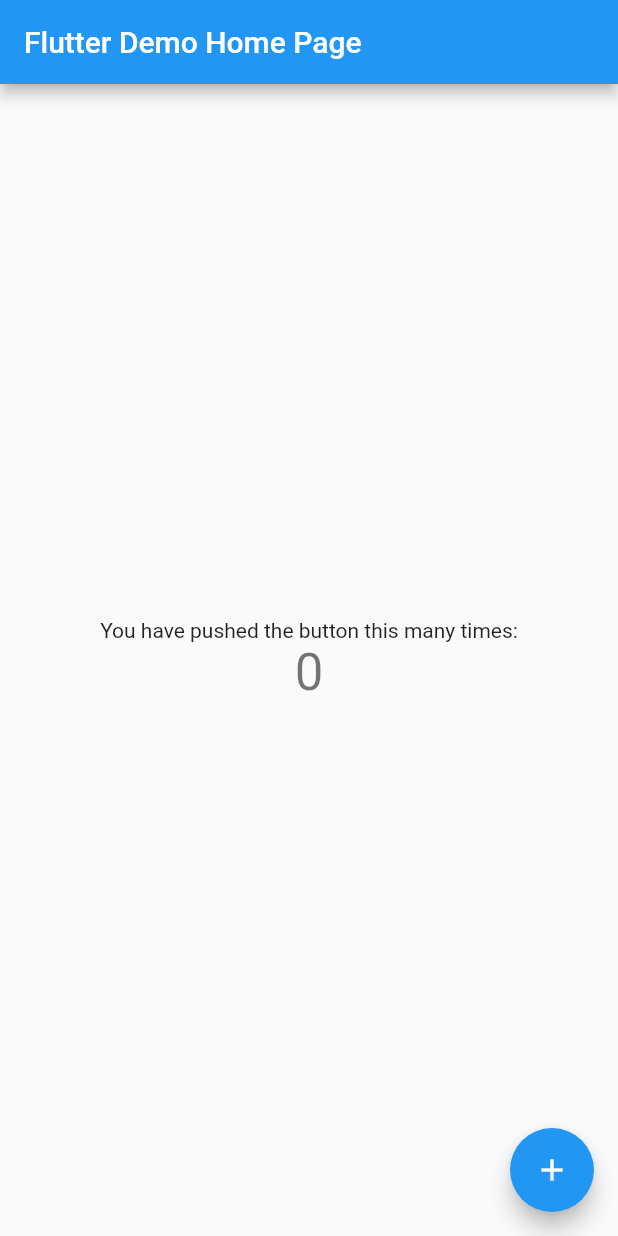
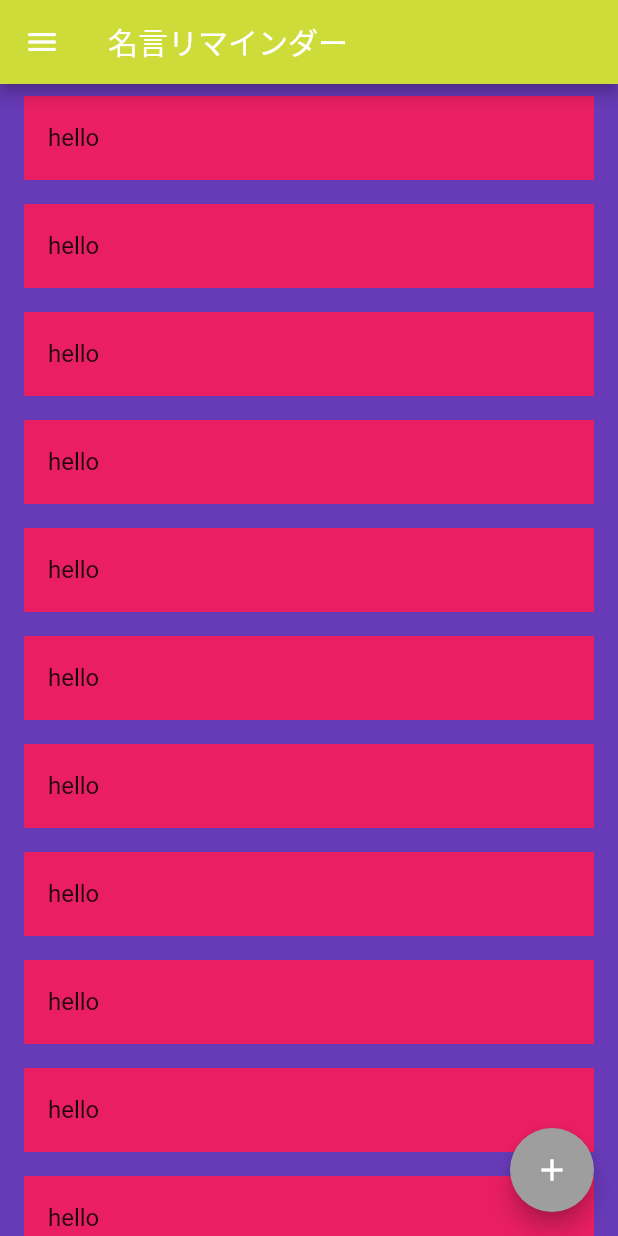
Before and after one commit to koki1126/meigen-reminder, a Flutter app: the screen it shows after launch, on a phone screen of 412 x 824 dp. Run offline on Flutter 3.47's test engine with Material 2 defaults, Android fonts, the phone set to English and light mode, and no system bars.

Commit message:
まとめてコミット

```diff
--- /dev/null
+++ b/lib/components/appbar.dart
@@ -0,0 +1,20 @@
+import 'package:flutter/material.dart';
+
+AppBar appBar() {
+  return AppBar(
+    backgroundColor: Colors.lime,
+    title: const Text('名言リマインダー'),
+    leading: Builder(
+      builder: (BuildContext context) {
+        return IconButton(
+          onPressed: () {
+            // Navigator.pushNamed(context, '/setting_screen');
+            // Navigator.pushNamed(context, '/drawer');
+            Scaffold.of(context).openDrawer();
+          },
+          icon: const Icon(Icons.menu),
+        );
+      },
+    ),
+  );
+}
--- /dev/null
+++ b/lib/components/drawer.dart
@@ -0,0 +1,34 @@
+import 'package:flutter/material.dart';
+
+class MainPageDrawer extends StatelessWidget {
+  const MainPageDrawer({Key? key}) : super(key: key);
+
+  @override
+  Widget build(BuildContext context) {
+    return Drawer(
+      child: ListView(
+        // Important: Remove any padding from the ListView.
+        padding: EdgeInsets.zero,
+        children: [
+          const SizedBox(
+            height: 150,
+            child: DrawerHeader(
+              decoration: BoxDecoration(
+                color: Colors.lime,
+              ),
+              child: Text('名言リマインダー'),
+            ),
+          ),
+          ListTile(
+            title: const Text('設定'),
+            onTap: () {
+              Navigator.pushNamed(context, '/setting_screen');
+              // Update the state of the app.
+              // ...
+            },
+          ),
+        ],
+      ),
+    );
+  }
+}
--- a/lib/main.dart
+++ b/lib/main.dart
@@ -1,4 +1,7 @@
 import 'package:flutter/material.dart';
+import 'screen/main_screen.dart';
+import 'screen/register_screen.dart';
+import 'screen/setting_screen.dart';
 
 void main() {
   runApp(const MyApp());
@@ -7,109 +10,16 @@ void main() {
 class MyApp extends StatelessWidget {
   const MyApp({Key? key}) : super(key: key);
 
-  // This widget is the root of your application.
   @override
   Widget build(BuildContext context) {
     return MaterialApp(
-      title: 'Flutter Demo',
-      theme: ThemeData(
-        // This is the theme of your application.
-        //
-        // Try running your application with "flutter run". You'll see the
-        // application has a blue toolbar. Then, without quitting the app, try
-        // changing the primarySwatch below to Colors.green and then invoke
-        // "hot reload" (press "r" in the console where you ran "flutter run",
-        // or simply save your changes to "hot reload" in a Flutter IDE).
-        // Notice that the counter didn't reset back to zero; the application
-        // is not restarted.
-        primarySwatch: Colors.blue,
-      ),
-      home: const MyHomePage(title: 'Flutter Demo Home Page'),
+      debugShowCheckedModeBanner: false,
+      initialRoute: '/',
+      routes: <String, WidgetBuilder>{
+        '/': (context) => const MainScreen(),
+        '/register_screen': (context) => const RegisterScreen(),
+        '/setting_screen': (context) => const SettingScreen(),
+      },
     );
   }
 }
-
-class MyHomePage extends StatefulWidget {
-  const MyHomePage({Key? key, required this.title}) : super(key: key);
-
-  // This widget is the home page of your application. It is stateful, meaning
-  // that it has a State object (defined below) that contains fields that affect
-  // how it looks.
-
-  // This class is the configuration for the state. It holds the values (in this
-  // case the title) provided by the parent (in this case the App widget) and
-  // used by the build method of the State. Fields in a Widget subclass are
-  // always marked "final".
-
-  final String title;
-
-  @override
-  State<MyHomePage> createState() => _MyHomePageState();
-}
-
-class _MyHomePageState extends State<MyHomePage> {
-  int _counter = 0;
-
-  void _incrementCounter() {
-    setState(() {
-      // This call to setState tells the Flutter framework that something has
-      // changed in this State, which causes it to rerun the build method below
-      // so that the display can reflect the updated values. If we changed
-      // _counter without calling setState(), then the build method would not be
-      // called again, and so nothing would appear to happen.
-      _counter++;
-    });
-  }
-
-  @override
-  Widget build(BuildContext context) {
-    // This method is rerun every time setState is called, for instance as done
-    // by the _incrementCounter method above.
-    //
-    // The Flutter framework has been optimized to make rerunning build methods
-    // fast, so that you can just rebuild anything that needs updating rather
-    // than having to individually change instances of widgets.
-    return Scaffold(
-      appBar: AppBar(
-        // Here we take the value from the MyHomePage object that was created by
-        // the App.build method, and use it to set our appbar title.
-        title: Text(widget.title),
-      ),
-      body: Center(
-        // Center is a layout widget. It takes a single child and positions it
-        // in the middle of the parent.
-        child: Column(
-          // Column is also a layout widget. It takes a list of children and
-          // arranges them vertically. By default, it sizes itself to fit its
-          // children horizontally, and tries to be as tall as its parent.
-          //
-          // Invoke "debug painting" (press "p" in the console, choose the
-          // "Toggle Debug Paint" action from the Flutter Inspector in Android
-          // Studio, or the "Toggle Debug Paint" command in Visual Studio Code)
-          // to see the wireframe for each widget.
-          //
-          // Column has various properties to control how it sizes itself and
-          // how it positions its children. Here we use mainAxisAlignment to
-          // center the children vertically; the main axis here is the vertical
-          // axis because Columns are vertical (the cross axis would be
-          // horizontal).
-          mainAxisAlignment: MainAxisAlignment.center,
-          children: <Widget>[
-            const Text(
-              'You have pushed the button this many times:',
-            ),
-            Text(
-              '$_counter',
-              style: Theme.of(context).textTheme.headline4,
-            ),
-          ],
-        ),
-      ),
-      floatingActionButton: FloatingActionButton(
-        onPressed: _incrementCounter,
-        tooltip: 'Increment',
-        child: const Icon(Icons.add),
-      ), // This trailing comma makes auto-formatting nicer for build methods.
-    );
-  }
-}
--- /dev/null
+++ b/lib/screen/main_screen.dart
@@ -0,0 +1,475 @@
+import 'package:flutter/material.dart';
+import 'package:meigen_reminder/components/appbar.dart';
+import 'package:meigen_reminder/components/drawer.dart';
+
+class MainScreen extends StatelessWidget {
+  const MainScreen({Key? key}) : super(key: key);
+
+  @override
+  Widget build(BuildContext context) {
+    return Scaffold(
+      appBar: appBar(),
+      backgroundColor: Colors.deepPurple,
+      drawer: const MainPageDrawer(),
+      body: ListView(
+        children: const [
+          Padding(
+            padding: EdgeInsets.symmetric(vertical: 8, horizontal: 16),
+            child: ListTile(
+              tileColor: Colors.pink,
+              title: Text('hello'),
+            ),
+          ),
+          Padding(
+            padding: EdgeInsets.symmetric(vertical: 8, horizontal: 16),
+            child: ListTile(
+              tileColor: Colors.pink,
+              title: Text('hello'),
+            ),
+          ),
+          Padding(
+            padding: EdgeInsets.symmetric(vertical: 8, horizontal: 16),
+            child: ListTile(
+              tileColor: Colors.pink,
+              title: Text('hello'),
+            ),
+          ),
+          Padding(
+            padding: EdgeInsets.symmetric(vertical: 8, horizontal: 16),
+            child: ListTile(
+              tileColor: Colors.pink,
+              title: Text('hello'),
+            ),
+          ),
+          Padding(
+            padding: EdgeInsets.symmetric(vertical: 8, horizontal: 16),
+            child: ListTile(
+              tileColor: Colors.pink,
+              title: Text('hello'),
+            ),
+          ),
+          Padding(
+            padding: EdgeInsets.symmetric(vertical: 8, horizontal: 16),
+            child: ListTile(
+              tileColor: Colors.pink,
+              title: Text('hello'),
+            ),
+          ),
+          Padding(
+            padding: EdgeInsets.symmetric(vertical: 8, horizontal: 16),
+            child: ListTile(
+              tileColor: Colors.pink,
+              title: Text('hello'),
+            ),
+          ),
+          Padding(
+            padding: EdgeInsets.symmetric(vertical: 8, horizontal: 16),
+            child: ListTile(
+              tileColor: Colors.pink,
+              title: Text('hello'),
+            ),
+          ),
+          Padding(
+            padding: EdgeInsets.symmetric(vertical: 8, horizontal: 16),
+            child: ListTile(
+              tileColor: Colors.pink,
+              title: Text('hello'),
+            ),
+          ),
+          Padding(
+            padding: EdgeInsets.symmetric(vertical: 8, horizontal: 16),
+            child: ListTile(
+              tileColor: Colors.pink,
+              title: Text('hello'),
+            ),
+          ),
+          Padding(
+            padding: EdgeInsets.symmetric(vertical: 8, horizontal: 16),
+            child: ListTile(
+              tileColor: Colors.pink,
+              title: Text('hello'),
+            ),
+          ),
+          Padding(
+            padding: EdgeInsets.symmetric(vertical: 8, horizontal: 16),
+            child: ListTile(
+              tileColor: Colors.pink,
+              title: Text('hello'),
+            ),
+          ),
+          Padding(
+            padding: EdgeInsets.symmetric(vertical: 8, horizontal: 16),
+            child: ListTile(
+              tileColor: Colors.pink,
+              title: Text('hello'),
+            ),
+          ),
+          Padding(
+            padding: EdgeInsets.symmetric(vertical: 8, horizontal: 16),
+            child: ListTile(
+              tileColor: Colors.pink,
+              title: Text('hello'),
+            ),
+          ),
+          Padding(
+            padding: EdgeInsets.symmetric(vertical: 8, horizontal: 16),
+            child: ListTile(
+              tileColor: Colors.pink,
+              title: Text('hello'),
+            ),
+          ),
+          Padding(
+            padding: EdgeInsets.symmetric(vertical: 8, horizontal: 16),
+            child: ListTile(
+              tileColor: Colors.pink,
+              title: Text('hello'),
+            ),
+          ),
+          Padding(
+            padding: EdgeInsets.symmetric(vertical: 8, horizontal: 16),
+            child: ListTile(
+              tileColor: Colors.pink,
+              title: Text('hello'),
+            ),
+          ),
+          Padding(
+            padding: EdgeInsets.symmetric(vertical: 8, horizontal: 16),
+            child: ListTile(
+              tileColor: Colors.pink,
+              title: Text('hello'),
+            ),
+          ),
+          Padding(
+            padding: EdgeInsets.symmetric(vertical: 8, horizontal: 16),
+            child: ListTile(
+              tileColor: Colors.pink,
+              title: Text('hello'),
+            ),
+          ),
+          Padding(
+            padding: EdgeInsets.symmetric(vertical: 8, horizontal: 16),
+            child: ListTile(
+              tileColor: Colors.pink,
+              title: Text('hello'),
+            ),
+          ),
+          Padding(
+            padding: EdgeInsets.symmetric(vertical: 8, horizontal: 16),
+            child: ListTile(
+              tileColor: Colors.pink,
+              title: Text('hello'),
+            ),
+          ),
+          Padding(
+            padding: EdgeInsets.symmetric(vertical: 8, horizontal: 16),
+            child: ListTile(
+              tileColor: Colors.pink,
+              title: Text('hello'),
+            ),
+          ),
+          Padding(
+            padding: EdgeInsets.symmetric(vertical: 8, horizontal: 16),
+            child: ListTile(
+              tileColor: Colors.pink,
+              title: Text('hello'),
+            ),
+          ),
+          Padding(
+            padding: EdgeInsets.symmetric(vertical: 8, horizontal: 16),
+            child: ListTile(
+              tileColor: Colors.pink,
+              title: Text('hello'),
+            ),
+          ),
+          Padding(
+            padding: EdgeInsets.symmetric(vertical: 8, horizontal: 16),
+            child: ListTile(
+              tileColor: Colors.pink,
+              title: Text('hello'),
+            ),
+          ),
+          Padding(
+            padding: EdgeInsets.symmetric(vertical: 8, horizontal: 16),
+            child: ListTile(
+              tileColor: Colors.pink,
+              title: Text('hello'),
+            ),
+          ),
+          Padding(
+            padding: EdgeInsets.symmetric(vertical: 8, horizontal: 16),
+            child: ListTile(
+              tileColor: Colors.pink,
+              title: Text('hello'),
+            ),
+          ),
+          Padding(
+            padding: EdgeInsets.symmetric(vertical: 8, horizontal: 16),
+            child: ListTile(
+              tileColor: Colors.pink,
+              title: Text('hello'),
+            ),
+          ),
+          Padding(
+            padding: EdgeInsets.symmetric(vertical: 8, horizontal: 16),
+            child: ListTile(
+              tileColor: Colors.pink,
+              title: Text('hello'),
+            ),
+          ),
+          Padding(
+            padding: EdgeInsets.symmetric(vertical: 8, horizontal: 16),
+            child: ListTile(
+              tileColor: Colors.pink,
+              title: Text('hello'),
+            ),
+          ),
+          Padding(
+            padding: EdgeInsets.symmetric(vertical: 8, horizontal: 16),
+            child: ListTile(
+              tileColor: Colors.pink,
+              title: Text('hello'),
+            ),
+          ),
+          Padding(
+            padding: EdgeInsets.symmetric(vertical: 8, horizontal: 16),
+            child: ListTile(
+              tileColor: Colors.pink,
+              title: Text('hello'),
+            ),
+          ),
+          Padding(
+            padding: EdgeInsets.symmetric(vertical: 8, horizontal: 16),
+            child: ListTile(
+              tileColor: Colors.pink,
+              title: Text('hello'),
+            ),
+          ),
+          Padding(
+            padding: EdgeInsets.symmetric(vertical: 8, horizontal: 16),
+            child: ListTile(
+              tileColor: Colors.pink,
+              title: Text('hello'),
+            ),
+          ),
+          Padding(
+            padding: EdgeInsets.symmetric(vertical: 8, horizontal: 16),
+            child: ListTile(
+              tileColor: Colors.pink,
+              title: Text('hello'),
+            ),
+          ),
+          Padding(
+            padding: EdgeInsets.symmetric(vertical: 8, horizontal: 16),
+            child: ListTile(
+              tileColor: Colors.pink,
+              title: Text('hello'),
+            ),
+          ),
+          Padding(
+            padding: EdgeInsets.symmetric(vertical: 8, horizontal: 16),
+            child: ListTile(
+              tileColor: Colors.pink,
+              title: Text('hello'),
+            ),
+          ),
+          Padding(
+            padding: EdgeInsets.symmetric(vertical: 8, horizontal: 16),
+            child: ListTile(
+              tileColor: Colors.pink,
+              title: Text('hello'),
+            ),
+          ),
+          Padding(
+            padding: EdgeInsets.symmetric(vertical: 8, horizontal: 16),
+            child: ListTile(
+              tileColor: Colors.pink,
+              title: Text('hello'),
+            ),
+          ),
+          Padding(
+            padding: EdgeInsets.symmetric(vertical: 8, horizontal: 16),
+            child: ListTile(
+              tileColor: Colors.pink,
+              title: Text('hello'),
+            ),
+          ),
+          Padding(
+            padding: EdgeInsets.symmetric(vertical: 8, horizontal: 16),
+            child: ListTile(
+              tileColor: Colors.pink,
+              title: Text('hello'),
+            ),
+          ),
+          Padding(
+            padding: EdgeInsets.symmetric(vertical: 8, horizontal: 16),
+            child: ListTile(
+              tileColor: Colors.pink,
+              title: Text('hello'),
+            ),
+          ),
+          Padding(
+            padding: EdgeInsets.symmetric(vertical: 8, horizontal: 16),
+            child: ListTile(
+              tileColor: Colors.pink,
+              title: Text('hello'),
+            ),
+          ),
+          Padding(
+            padding: EdgeInsets.symmetric(vertical: 8, horizontal: 16),
+            child: ListTile(
+              tileColor: Colors.pink,
+              title: Text('hello'),
+            ),
+          ),
+          Padding(
+            padding: EdgeInsets.symmetric(vertical: 8, horizontal: 16),
+            child: ListTile(
+              tileColor: Colors.pink,
+              title: Text('hello'),
+            ),
+          ),
+          Padding(
+            padding: EdgeInsets.symmetric(vertical: 8, horizontal: 16),
+            child: ListTile(
+              tileColor: Colors.pink,
+              title: Text('hello'),
+            ),
+          ),
+          Padding(
+            padding: EdgeInsets.symmetric(vertical: 8, horizontal: 16),
+            child: ListTile(
+              tileColor: Colors.pink,
+              title: Text('hello'),
+            ),
+          ),
+          Padding(
+            padding: EdgeInsets.symmetric(vertical: 8, horizontal: 16),
+            child: ListTile(
+              tileColor: Colors.pink,
+              title: Text('hello'),
+            ),
+          ),
+          Padding(
+            padding: EdgeInsets.symmetric(vertical: 8, horizontal: 16),
+            child: ListTile(
+              tileColor: Colors.pink,
+              title: Text('hello'),
+            ),
+          ),
+          Padding(
+            padding: EdgeInsets.symmetric(vertical: 8, horizontal: 16),
+            child: ListTile(
+              tileColor: Colors.pink,
+              title: Text('hello'),
+            ),
+          ),
+          Padding(
+            padding: EdgeInsets.symmetric(vertical: 8, horizontal: 16),
+            child: ListTile(
+              tileColor: Colors.pink,
+              title: Text('hello'),
+            ),
+          ),
+          Padding(
+            padding: EdgeInsets.symmetric(vertical: 8, horizontal: 16),
+            child: ListTile(
+              tileColor: Colors.pink,
+              title: Text('hello'),
+            ),
+          ),
+          Padding(
+            padding: EdgeInsets.symmetric(vertical: 8, horizontal: 16),
+            child: ListTile(
+              tileColor: Colors.pink,
+              title: Text('hello'),
+            ),
+          ),
+          Padding(
+            padding: EdgeInsets.symmetric(vertical: 8, horizontal: 16),
+            child: ListTile(
+              tileColor: Colors.pink,
+              title: Text('hello'),
+            ),
+          ),
+          Padding(
+            padding: EdgeInsets.symmetric(vertical: 8, horizontal: 16),
+            child: ListTile(
+              tileColor: Colors.pink,
+              title: Text('hello'),
+            ),
+          ),
+          Padding(
+            padding: EdgeInsets.symmetric(vertical: 8, horizontal: 16),
+            child: ListTile(
+              tileColor: Colors.pink,
+              title: Text('hello'),
+            ),
+          ),
+          Padding(
+            padding: EdgeInsets.symmetric(vertical: 8, horizontal: 16),
+            child: ListTile(
+              tileColor: Colors.pink,
+              title: Text('hello'),
+            ),
+          ),
+          Padding(
+            padding: EdgeInsets.symmetric(vertical: 8, horizontal: 16),
+            child: ListTile(
+              tileColor: Colors.pink,
+              title: Text('hello'),
+            ),
+          ),
+          Padding(
+            padding: EdgeInsets.symmetric(vertical: 8, horizontal: 16),
+            child: ListTile(
+              tileColor: Colors.pink,
+              title: Text('hello'),
+            ),
+          ),
+          Padding(
+            padding: EdgeInsets.symmetric(vertical: 8, horizontal: 16),
+            child: ListTile(
+              tileColor: Colors.pink,
+              title: Text('hello'),
+            ),
+          ),
+          Padding(
+            padding: EdgeInsets.symmetric(vertical: 8, horizontal: 16),
+            child: ListTile(
+              tileColor: Colors.pink,
+              title: Text('hello'),
+            ),
+          ),
+          Padding(
+            padding: EdgeInsets.symmetric(vertical: 8, horizontal: 16),
+            child: ListTile(
+              tileColor: Colors.pink,
+              title: Text('hello'),
+            ),
+          ),
+          Padding(
+            padding: EdgeInsets.symmetric(vertical: 8, horizontal: 16),
+            child: ListTile(
+              tileColor: Colors.pink,
+              title: Text('hello'),
+            ),
+          ),
+          Padding(
+            padding: EdgeInsets.symmetric(vertical: 8, horizontal: 16),
+            child: ListTile(
+              tileColor: Colors.pink,
+              title: Text('hello'),
+            ),
+          ),
+        ],
+      ),
+      floatingActionButton: FloatingActionButton(
+        backgroundColor: Colors.grey,
+        onPressed: () {
+          Navigator.pushNamed(context, '/register_screen');
+        },
+        child: const Icon(Icons.add),
+      ),
+    );
+  }
+}
--- /dev/null
+++ b/lib/screen/register_screen.dart
@@ -0,0 +1,18 @@
+import 'package:flutter/material.dart';
+
+class RegisterScreen extends StatelessWidget {
+  const RegisterScreen({Key? key}) : super(key: key);
+
+  @override
+  Widget build(BuildContext context) {
+    return const Scaffold(
+      backgroundColor: Colors.pink,
+      body: Center(
+        child: Text(
+          'This is register_screen',
+          style: TextStyle(color: Colors.white),
+        ),
+      ),
+    );
+  }
+}
--- /dev/null
+++ b/lib/screen/setting_screen.dart
@@ -0,0 +1,20 @@
+import 'package:flutter/material.dart';
+import 'package:meigen_reminder/components/appbar.dart';
+import 'package:meigen_reminder/components/drawer.dart';
+
+class SettingScreen extends StatelessWidget {
+  const SettingScreen({Key? key}) : super(key: key);
+
+  @override
+  Widget build(BuildContext context) {
+    return const Scaffold(
+      backgroundColor: Colors.pink,
+      body: Center(
+        child: Text(
+          'This is setting_screen',
+          style: TextStyle(color: Colors.white),
+        ),
+      ),
+    );
+  }
+}
```
